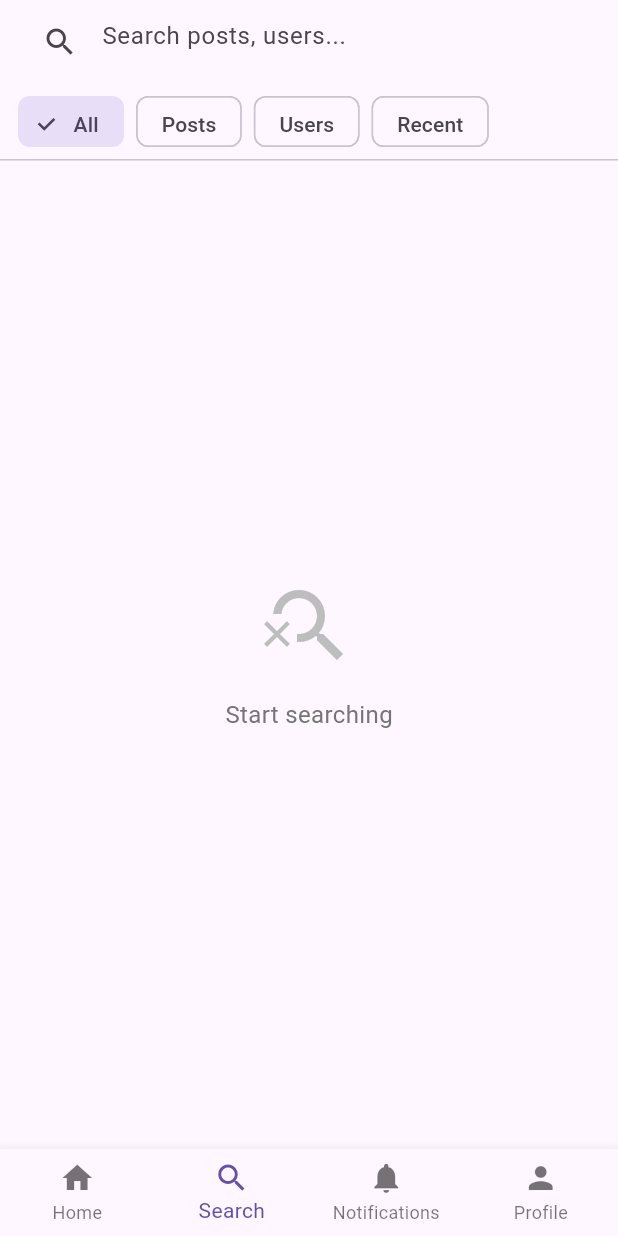
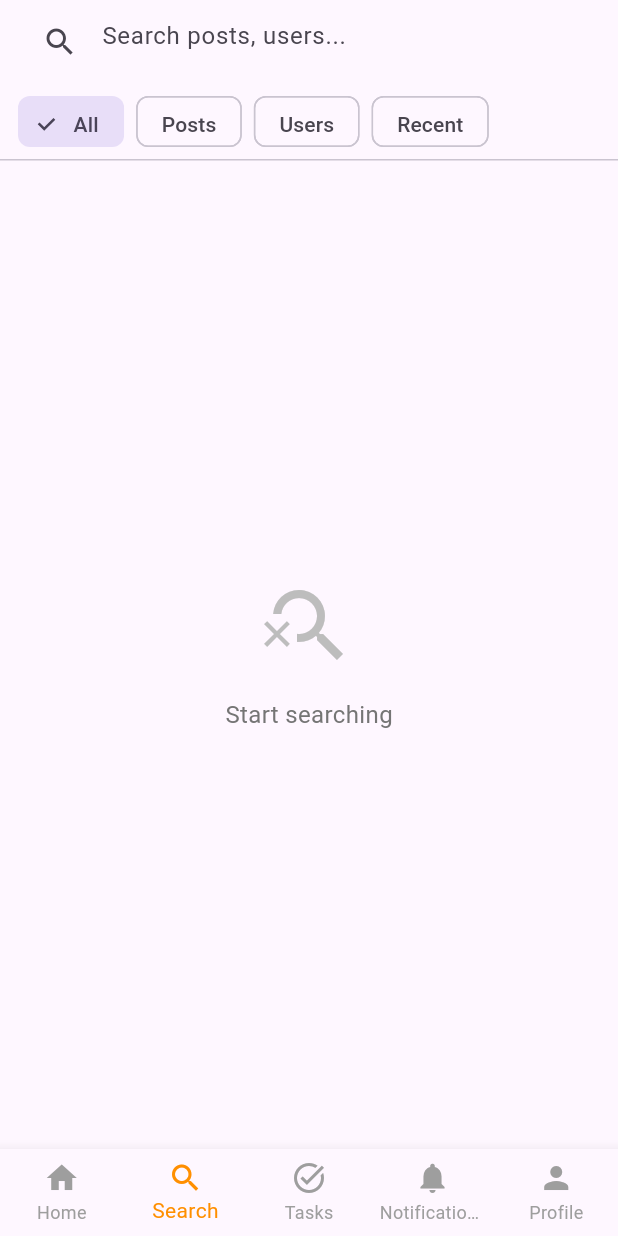
Before and after one commit to aduoke33/2025_LTTBDD_N05_Nhom_4, a Flutter app: the MainNavigation screen opened directly, item 2 of the bottom bar chosen, on a phone screen of 412 x 824 dp. Run offline on Flutter 3.47's test engine with Material 3 defaults, Android fonts, the phone set to English and light mode, and no system bars; network calls fail.

Commit message:
add daily tasks to main navigation

```diff
--- a/lib/models/user.dart
+++ b/lib/models/user.dart
@@ -18,7 +18,6 @@ class User {
   });
 }
 
-
 final exampleUser = User(
   id: '1',
   name: 'Ngo Nhat Dz',
--- a/lib/screens/main_navigation.dart
+++ b/lib/screens/main_navigation.dart
@@ -1,8 +1,9 @@
+import 'package:english_forum_app/screens/daily_tasks_screen.dart';
+import 'package:english_forum_app/screens/home_screen.dart';
 import 'package:english_forum_app/screens/notifications_screen.dart';
 import 'package:english_forum_app/screens/profile_screen.dart';
 import 'package:english_forum_app/screens/search_screen.dart';
 import 'package:flutter/material.dart';
-import 'home_screen.dart';
 
 class MainNavigation extends StatefulWidget {
   const MainNavigation({super.key});
@@ -17,6 +18,7 @@ class _MainNavigationState extends State<MainNavigation> {
   static const List<Widget> _widgetOptions = <Widget>[
     HomeScreen(),
     SearchScreen(),
+    DailyTasksScreen(), // Thêm màn hình mới
     NotificationsScreen(),
     ProfileScreen(),
   ];
@@ -30,20 +32,37 @@ class _MainNavigationState extends State<MainNavigation> {
   @override
   Widget build(BuildContext context) {
     return Scaffold(
-      body: Center(child: _widgetOptions.elementAt(_selectedIndex)),
+      body: Center(
+        child: _widgetOptions.elementAt(_selectedIndex),
+      ),
       bottomNavigationBar: BottomNavigationBar(
         items: const <BottomNavigationBarItem>[
-          BottomNavigationBarItem(icon: Icon(Icons.home), label: 'Home'),
-          BottomNavigationBarItem(icon: Icon(Icons.search), label: 'Search'),
+          BottomNavigationBarItem(
+            icon: Icon(Icons.home),
+            label: 'Home',
+          ),
+          BottomNavigationBarItem(
+            icon: Icon(Icons.search),
+            label: 'Search',
+          ),
+          BottomNavigationBarItem(
+            icon: Icon(Icons.task_alt), // Icon cho Daily Tasks
+            label: 'Tasks',
+          ),
           BottomNavigationBarItem(
             icon: Icon(Icons.notifications),
             label: 'Notifications',
           ),
-          BottomNavigationBarItem(icon: Icon(Icons.person), label: 'Profile'),
+          BottomNavigationBarItem(
+            icon: Icon(Icons.person),
+            label: 'Profile',
+          ),
         ],
         currentIndex: _selectedIndex,
+        selectedItemColor: Colors.amber[800],
+        unselectedItemColor: Colors.grey,
         onTap: _onItemTapped,
-        type: BottomNavigationBarType.fixed, // To show all labels
+        type: BottomNavigationBarType.fixed, // Quan trọng để hiển thị tất cả label
       ),
     );
   }
--- a/lib/screens/profile_screen.dart
+++ b/lib/screens/profile_screen.dart
@@ -49,15 +49,12 @@ class _ProfileScreenState extends State<ProfileScreen>
       ),
       body: Column(
         children: [
-
           Container(
             padding: const EdgeInsets.all(16),
             child: Column(
               children: [
-
                 Row(
                   children: [
-
                     CircleAvatar(
                       radius: 40,
                       backgroundImage: AssetImage(currentUser.avatarUrl),
@@ -150,7 +147,6 @@ class _ProfileScreenState extends State<ProfileScreen>
             child: TabBarView(
               controller: _tabController,
               children: [
-
                 userPosts.isEmpty
                     ? const Center(child: Text('No posts yet'))
                     : ListView.builder(
--- a/lib/widgets/post_card.dart
+++ b/lib/widgets/post_card.dart
@@ -25,7 +25,6 @@ class PostCard extends StatelessWidget {
         child: Column(
           crossAxisAlignment: CrossAxisAlignment.start,
           children: [
-
             Row(
               children: [
                 CircleAvatar(
@@ -55,7 +54,6 @@ class PostCard extends StatelessWidget {
             ),
             const SizedBox(height: 12),
 
-
             if (post.title.isNotEmpty) ...[
               Text(
                 post.title,
@@ -67,9 +65,7 @@ class PostCard extends StatelessWidget {
               const SizedBox(height: 8),
             ],
 
-
             Text(post.content),
-
 
             if (post.imageUrl != null && post.imageUrl!.isNotEmpty) ...[
               const SizedBox(height: 12),
@@ -80,7 +76,6 @@ class PostCard extends StatelessWidget {
             ],
 
             const SizedBox(height: 12),
-
 
             Row(
               mainAxisAlignment: MainAxisAlignment.spaceAround,
```
